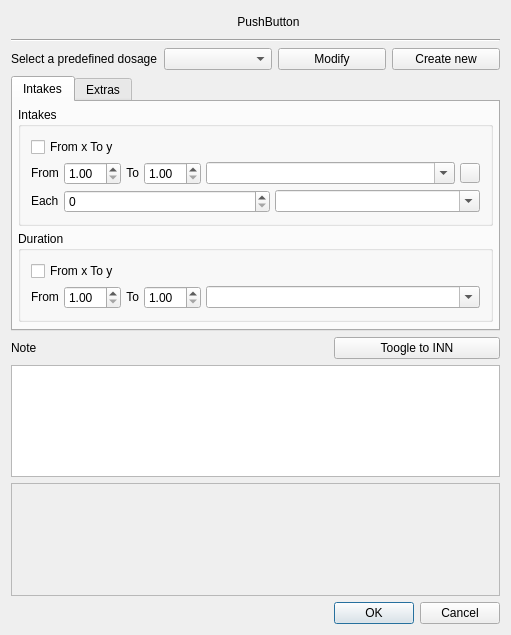
First picture: the form in plugins/formwidgets/mfDrugsWidget/drugswidget/mfDosageDialog.ui, repository FreeHealth/freehealth, before the edit.
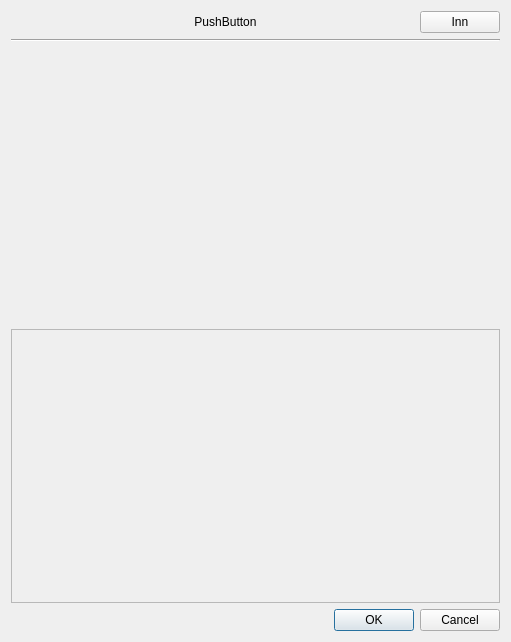
Second picture: the form after the edit. Custom widgets are drawn as their Qt base class.

What changed in the file:
```diff
--- a/plugins/formwidgets/mfDrugsWidget/drugswidget/mfDosageDialog.ui
+++ b/plugins/formwidgets/mfDrugsWidget/drugswidget/mfDosageDialog.ui
@@ -7,11 +7,11 @@
     <x>0</x>
     <y>0</y>
     <width>511</width>
-    <height>635</height>
+    <height>642</height>
    </rect>
   </property>
   <property name="sizePolicy">
-   <sizepolicy hsizetype="Preferred" vsizetype="Preferred">
+   <sizepolicy hsizetype="Fixed" vsizetype="Minimum">
     <horstretch>0</horstretch>
     <verstretch>0</verstretch>
    </sizepolicy>
@@ -44,7 +44,7 @@
      <item>
       <widget class="QPushButton" name="drugNameButton">
        <property name="sizePolicy">
-        <sizepolicy hsizetype="Minimum" vsizetype="Minimum">
+        <sizepolicy hsizetype="Expanding" vsizetype="Minimum">
          <horstretch>0</horstretch>
          <verstretch>0</verstretch>
         </sizepolicy>
@@ -57,6 +57,16 @@
        </property>
       </widget>
      </item>
+     <item>
+      <widget class="QPushButton" name="innButton">
+       <property name="text">
+        <string>Inn</string>
+       </property>
+       <property name="checkable">
+        <bool>true</bool>
+       </property>
+      </widget>
+     </item>
     </layout>
    </item>
    <item row="1" column="0" colspan="2">
@@ -66,418 +76,7 @@
      </property>
     </widget>
    </item>
-   <item row="2" column="0" colspan="2">
-    <layout class="QHBoxLayout" name="dosageSelectorLayout">
-     <item>
-      <widget class="QLabel" name="dosageSelectorLabel">
-       <property name="text">
-        <string>Select a predefined dosage</string>
-       </property>
-      </widget>
-     </item>
-     <item>
-      <widget class="QComboBox" name="dosageSelectorCombo"/>
-     </item>
-     <item>
-      <widget class="QPushButton" name="but_ModifyDosage">
-       <property name="text">
-        <string>Modify</string>
-       </property>
-      </widget>
-     </item>
-     <item>
-      <widget class="QPushButton" name="but_CreateDosage">
-       <property name="text">
-        <string>Create new</string>
-       </property>
-      </widget>
-     </item>
-    </layout>
-   </item>
-   <item row="3" column="0" colspan="2">
-    <widget class="QTabWidget" name="tabWidget">
-     <property name="currentIndex">
-      <number>0</number>
-     </property>
-     <widget class="QWidget" name="tabIntakes">
-      <attribute name="title">
-       <string>Intakes</string>
-      </attribute>
-      <layout class="QGridLayout" name="gridLayout_5">
-       <property name="margin">
-        <number>5</number>
-       </property>
-       <property name="spacing">
-        <number>5</number>
-       </property>
-       <item row="0" column="0">
-        <widget class="QGroupBox" name="groupBox_6">
-         <property name="title">
-          <string>Intakes</string>
-         </property>
-         <layout class="QGridLayout" name="gridLayout">
-          <property name="margin">
-           <number>10</number>
-          </property>
-          <property name="spacing">
-           <number>5</number>
-          </property>
-          <item row="0" column="0">
-           <widget class="QCheckBox" name="fromToIntakesCheck">
-            <property name="text">
-             <string>From x To y</string>
-            </property>
-           </widget>
-          </item>
-          <item row="1" column="0">
-           <layout class="QHBoxLayout" name="horizontalLayout_2">
-            <item>
-             <widget class="QLabel" name="intakesFromLabel">
-              <property name="sizePolicy">
-               <sizepolicy hsizetype="Fixed" vsizetype="Fixed">
-                <horstretch>0</horstretch>
-                <verstretch>0</verstretch>
-               </sizepolicy>
-              </property>
-              <property name="text">
-               <string>From</string>
-              </property>
-             </widget>
-            </item>
-            <item>
-             <widget class="QDoubleSpinBox" name="intakesFromSpin">
-              <property name="sizePolicy">
-               <sizepolicy hsizetype="Fixed" vsizetype="Fixed">
-                <horstretch>0</horstretch>
-                <verstretch>0</verstretch>
-               </sizepolicy>
-              </property>
-              <property name="minimum">
-               <double>1.000000000000000</double>
-              </property>
-             </widget>
-            </item>
-            <item>
-             <widget class="QLabel" name="intakesToLabel">
-              <property name="sizePolicy">
-               <sizepolicy hsizetype="Fixed" vsizetype="Fixed">
-                <horstretch>0</horstretch>
-                <verstretch>0</verstretch>
-               </sizepolicy>
-              </property>
-              <property name="text">
-               <string>To</string>
-              </property>
-              <property name="alignment">
-               <set>Qt::AlignRight|Qt::AlignTrailing|Qt::AlignVCenter</set>
-              </property>
-             </widget>
-            </item>
-            <item>
-             <widget class="QDoubleSpinBox" name="intakesToSpin">
-              <property name="sizePolicy">
-               <sizepolicy hsizetype="Fixed" vsizetype="Fixed">
-                <horstretch>0</horstretch>
-                <verstretch>0</verstretch>
-               </sizepolicy>
-              </property>
-              <property name="minimum">
-               <double>1.000000000000000</double>
-              </property>
-             </widget>
-            </item>
-            <item>
-             <widget class="QComboBox" name="intakesCombo">
-              <property name="sizePolicy">
-               <sizepolicy hsizetype="Preferred" vsizetype="Fixed">
-                <horstretch>0</horstretch>
-                <verstretch>0</verstretch>
-               </sizepolicy>
-              </property>
-              <property name="editable">
-               <bool>true</bool>
-              </property>
-              <property name="sizeAdjustPolicy">
-               <enum>QComboBox::AdjustToContentsOnFirstShow</enum>
-              </property>
-             </widget>
-            </item>
-            <item>
-             <widget class="QPushButton" name="userformsButton">
-              <property name="sizePolicy">
-               <sizepolicy hsizetype="Minimum" vsizetype="Minimum">
-                <horstretch>0</horstretch>
-                <verstretch>0</verstretch>
-               </sizepolicy>
-              </property>
-              <property name="minimumSize">
-               <size>
-                <width>20</width>
-                <height>20</height>
-               </size>
-              </property>
-              <property name="maximumSize">
-               <size>
-                <width>20</width>
-                <height>20</height>
-               </size>
-              </property>
-              <property name="text">
-               <string/>
-              </property>
-             </widget>
-            </item>
-           </layout>
-          </item>
-          <item row="2" column="0">
-           <layout class="QHBoxLayout" name="horizontalLayout_5">
-            <item>
-             <widget class="QLabel" name="intakesFromLabel_3">
-              <property name="sizePolicy">
-               <sizepolicy hsizetype="Fixed" vsizetype="Fixed">
-                <horstretch>0</horstretch>
-                <verstretch>0</verstretch>
-               </sizepolicy>
-              </property>
-              <property name="text">
-               <string>Each</string>
-              </property>
-             </widget>
-            </item>
-            <item>
-             <widget class="QSpinBox" name="periodSpin"/>
-            </item>
-            <item>
-             <widget class="QComboBox" name="periodSchemeCombo">
-              <property name="editable">
-               <bool>true</bool>
-              </property>
-             </widget>
-            </item>
-           </layout>
-          </item>
-         </layout>
-        </widget>
-       </item>
-       <item row="1" column="0">
-        <widget class="QGroupBox" name="groupBox_7">
-         <property name="title">
-          <string>Duration</string>
-         </property>
-         <layout class="QGridLayout" name="gridLayout_2">
-          <property name="margin">
-           <number>10</number>
-          </property>
-          <property name="spacing">
-           <number>5</number>
-          </property>
-          <item row="0" column="0">
-           <widget class="QCheckBox" name="fromToDurationCheck">
-            <property name="text">
-             <string>From x To y</string>
-            </property>
-           </widget>
-          </item>
-          <item row="1" column="0">
-           <layout class="QHBoxLayout" name="horizontalLayout_3">
-            <item>
-             <widget class="QLabel" name="durationFromLabel">
-              <property name="sizePolicy">
-               <sizepolicy hsizetype="Fixed" vsizetype="Fixed">
-                <horstretch>0</horstretch>
-                <verstretch>0</verstretch>
-               </sizepolicy>
-              </property>
-              <property name="text">
-               <string>From</string>
-              </property>
-             </widget>
-            </item>
-            <item>
-             <widget class="QDoubleSpinBox" name="durationFromSpin">
-              <property name="sizePolicy">
-               <sizepolicy hsizetype="Fixed" vsizetype="Fixed">
-                <horstretch>0</horstretch>
-                <verstretch>0</verstretch>
-               </sizepolicy>
-              </property>
-              <property name="minimum">
-               <double>1.000000000000000</double>
-              </property>
-             </widget>
-            </item>
-            <item>
-             <widget class="QLabel" name="durationToLabel">
-              <property name="sizePolicy">
-               <sizepolicy hsizetype="Fixed" vsizetype="Fixed">
-                <horstretch>0</horstretch>
-                <verstretch>0</verstretch>
-               </sizepolicy>
-              </property>
-              <property name="text">
-               <string>To</string>
-              </property>
-              <property name="alignment">
-               <set>Qt::AlignRight|Qt::AlignTrailing|Qt::AlignVCenter</set>
-              </property>
-             </widget>
-            </item>
-            <item>
-             <widget class="QDoubleSpinBox" name="durationToSpin">
-              <property name="sizePolicy">
-               <sizepolicy hsizetype="Fixed" vsizetype="Fixed">
-                <horstretch>0</horstretch>
-                <verstretch>0</verstretch>
-               </sizepolicy>
-              </property>
-              <property name="minimum">
-               <double>1.000000000000000</double>
-              </property>
-             </widget>
-            </item>
-            <item>
-             <widget class="QComboBox" name="durationCombo">
-              <property name="sizePolicy">
-               <sizepolicy hsizetype="Preferred" vsizetype="Fixed">
-                <horstretch>0</horstretch>
-                <verstretch>0</verstretch>
-               </sizepolicy>
-              </property>
-              <property name="editable">
-               <bool>true</bool>
-              </property>
-              <property name="sizeAdjustPolicy">
-               <enum>QComboBox::AdjustToContentsOnFirstShow</enum>
-              </property>
-             </widget>
-            </item>
-           </layout>
-          </item>
-         </layout>
-        </widget>
-       </item>
-       <item row="2" column="0">
-        <spacer name="verticalSpacer">
-         <property name="orientation">
-          <enum>Qt::Vertical</enum>
-         </property>
-         <property name="sizeHint" stdset="0">
-          <size>
-           <width>20</width>
-           <height>40</height>
-          </size>
-         </property>
-        </spacer>
-       </item>
-      </layout>
-     </widget>
-     <widget class="QWidget" name="tabExtras">
-      <attribute name="title">
-       <string>Extras</string>
-      </attribute>
-      <layout class="QGridLayout" name="gridLayout_6">
-       <property name="margin">
-        <number>5</number>
-       </property>
-       <property name="spacing">
-        <number>5</number>
-       </property>
-       <item row="0" column="0">
-        <widget class="QGroupBox" name="groupBox">
-         <property name="title">
-          <string>Extra-datas</string>
-         </property>
-         <layout class="QGridLayout" name="gridLayout_3">
-          <item row="0" column="0" rowspan="4">
-           <widget class="tkStringListView" name="dailySchemeListView" native="true">
-            <property name="sizePolicy">
-             <sizepolicy hsizetype="Preferred" vsizetype="Preferred">
-              <horstretch>0</horstretch>
-              <verstretch>0</verstretch>
-             </sizepolicy>
-            </property>
-           </widget>
-          </item>
-          <item row="0" column="1" colspan="2">
-           <widget class="QComboBox" name="administrationCombo">
-            <property name="sizePolicy">
-             <sizepolicy hsizetype="Expanding" vsizetype="Fixed">
-              <horstretch>0</horstretch>
-              <verstretch>0</verstretch>
-             </sizepolicy>
-            </property>
-           </widget>
-          </item>
-          <item row="4" column="0" colspan="3">
-           <layout class="QHBoxLayout" name="horizontalLayout">
-            <item>
-             <widget class="QCheckBox" name="ALDCheck">
-              <property name="text">
-               <string>100%</string>
-              </property>
-             </widget>
-            </item>
-            <item>
-             <widget class="QCheckBox" name="INNCheck">
-              <property name="text">
-               <string>INN</string>
-              </property>
-             </widget>
-            </item>
-            <item>
-             <widget class="QCheckBox" name="noFormCheck">
-              <property name="text">
-               <string>No form</string>
-              </property>
-             </widget>
-            </item>
-            <item>
-             <widget class="QCheckBox" name="noPresentationCheck">
-              <property name="text">
-               <string>No presentation</string>
-              </property>
-             </widget>
-            </item>
-           </layout>
-          </item>
-          <item row="5" column="0">
-           <spacer name="verticalSpacer_2">
-            <property name="orientation">
-             <enum>Qt::Vertical</enum>
-            </property>
-            <property name="sizeHint" stdset="0">
-             <size>
-              <width>20</width>
-              <height>40</height>
-             </size>
-            </property>
-           </spacer>
-          </item>
-          <item row="1" column="1">
-           <widget class="QLabel" name="label">
-            <property name="text">
-             <string>Meal time relation</string>
-            </property>
-           </widget>
-          </item>
-          <item row="2" column="1">
-           <widget class="QComboBox" name="mealTimeCombo">
-            <property name="sizePolicy">
-             <sizepolicy hsizetype="Expanding" vsizetype="Fixed">
-              <horstretch>0</horstretch>
-              <verstretch>0</verstretch>
-             </sizepolicy>
-            </property>
-           </widget>
-          </item>
-         </layout>
-        </widget>
-       </item>
-      </layout>
-     </widget>
-    </widget>
-   </item>
-   <item row="6" column="0" colspan="2">
+   <item row="4" column="0" colspan="2">
     <widget class="QTextEdit" name="resultTextBrowser">
      <property name="enabled">
       <bool>false</bool>
@@ -494,7 +93,7 @@
      </property>
     </widget>
    </item>
-   <item row="7" column="0">
+   <item row="5" column="0">
     <spacer name="horizontalSpacer">
      <property name="orientation">
       <enum>Qt::Horizontal</enum>
@@ -507,7 +106,7 @@
      </property>
     </spacer>
    </item>
-   <item row="7" column="1">
+   <item row="5" column="1">
     <widget class="QDialogButtonBox" name="buttonBox">
      <property name="sizePolicy">
       <sizepolicy hsizetype="Fixed" vsizetype="Fixed">
@@ -523,20 +122,13 @@
      </property>
     </widget>
    </item>
-   <item row="5" column="0" colspan="2">
-    <widget class="QTextEdit" name="noteTxtEdit"/>
-   </item>
-   <item row="4" column="0">
-    <widget class="QLabel" name="label_2">
-     <property name="text">
-      <string>Note</string>
-     </property>
-    </widget>
-   </item>
-   <item row="4" column="1">
-    <widget class="QPushButton" name="toogleInnButton">
-     <property name="text">
-      <string>Toogle to INN</string>
+   <item row="2" column="0" colspan="2">
+    <widget class="mfDosageViewer" name="dosageViewer" native="true">
+     <property name="sizePolicy">
+      <sizepolicy hsizetype="Expanding" vsizetype="Expanding">
+       <horstretch>0</horstretch>
+       <verstretch>0</verstretch>
+      </sizepolicy>
      </property>
     </widget>
    </item>
@@ -544,9 +136,9 @@
  </widget>
  <customwidgets>
   <customwidget>
-   <class>tkStringListView</class>
+   <class>mfDosageViewer</class>
    <extends>QWidget</extends>
-   <header>tkStringListView.h</header>
+   <header location="global">drugswidget/mfDosageViewer.h</header>
    <container>1</container>
   </customwidget>
  </customwidgets>
@@ -584,101 +176,5 @@
     </hint>
    </hints>
   </connection>
-  <connection>
-   <sender>fromToIntakesCheck</sender>
-   <signal>clicked(bool)</signal>
-   <receiver>intakesFromLabel</receiver>
-   <slot>setVisible(bool)</slot>
-   <hints>
-    <hint type="sourcelabel">
-     <x>86</x>
-     <y>132</y>
-    </hint>
-    <hint type="destinationlabel">
-     <x>43</x>
-     <y>153</y>
-    </hint>
-   </hints>
-  </connection>
-  <connection>
-   <sender>fromToIntakesCheck</sender>
-   <signal>clicked(bool)</signal>
-   <receiver>intakesToLabel</receiver>
-   <slot>setVisible(bool)</slot>
-   <hints>
-    <hint type="sourcelabel">
-     <x>156</x>
-     <y>131</y>
-    </hint>
-    <hint type="destinationlabel">
-     <x>156</x>
-     <y>154</y>
-    </hint>
-   </hints>
-  </connection>
-  <connection>
-   <sender>fromToIntakesCheck</sender>
-   <signal>clicked(bool)</signal>
-   <receiver>intakesToSpin</receiver>
-   <slot>setVisible(bool)</slot>
-   <hints>
-    <hint type="sourcelabel">
-     <x>229</x>
-     <y>132</y>
-    </hint>
-    <hint type="destinationlabel">
-     <x>222</x>
-     <y>156</y>
-    </hint>
-   </hints>
-  </connection>
-  <connection>
-   <sender>fromToDurationCheck</sender>
-   <signal>clicked(bool)</signal>
-   <receiver>durationFromLabel</receiver>
-   <slot>setVisible(bool)</slot>
-   <hints>
-    <hint type="sourcelabel">
-     <x>268</x>
-     <y>247</y>
-    </hint>
-    <hint type="destinationlabel">
-     <x>194</x>
-     <y>284</y>
-    </hint>
-   </hints>
-  </connection>
-  <connection>
-   <sender>fromToDurationCheck</sender>
-   <signal>clicked(bool)</signal>
-   <receiver>durationToLabel</receiver>
-   <slot>setVisible(bool)</slot>
-   <hints>
-    <hint type="sourcelabel">
-     <x>329</x>
-     <y>253</y>
-    </hint>
-    <hint type="destinationlabel">
-     <x>320</x>
-     <y>272</y>
-    </hint>
-   </hints>
-  </connection>
-  <connection>
-   <sender>fromToDurationCheck</sender>
-   <signal>clicked(bool)</signal>
-   <receiver>durationToSpin</receiver>
-   <slot>setVisible(bool)</slot>
-   <hints>
-    <hint type="sourcelabel">
-     <x>444</x>
-     <y>251</y>
-    </hint>
-    <hint type="destinationlabel">
-     <x>371</x>
-     <y>269</y>
-    </hint>
-   </hints>
-  </connection>
  </connections>
 </ui>
```
